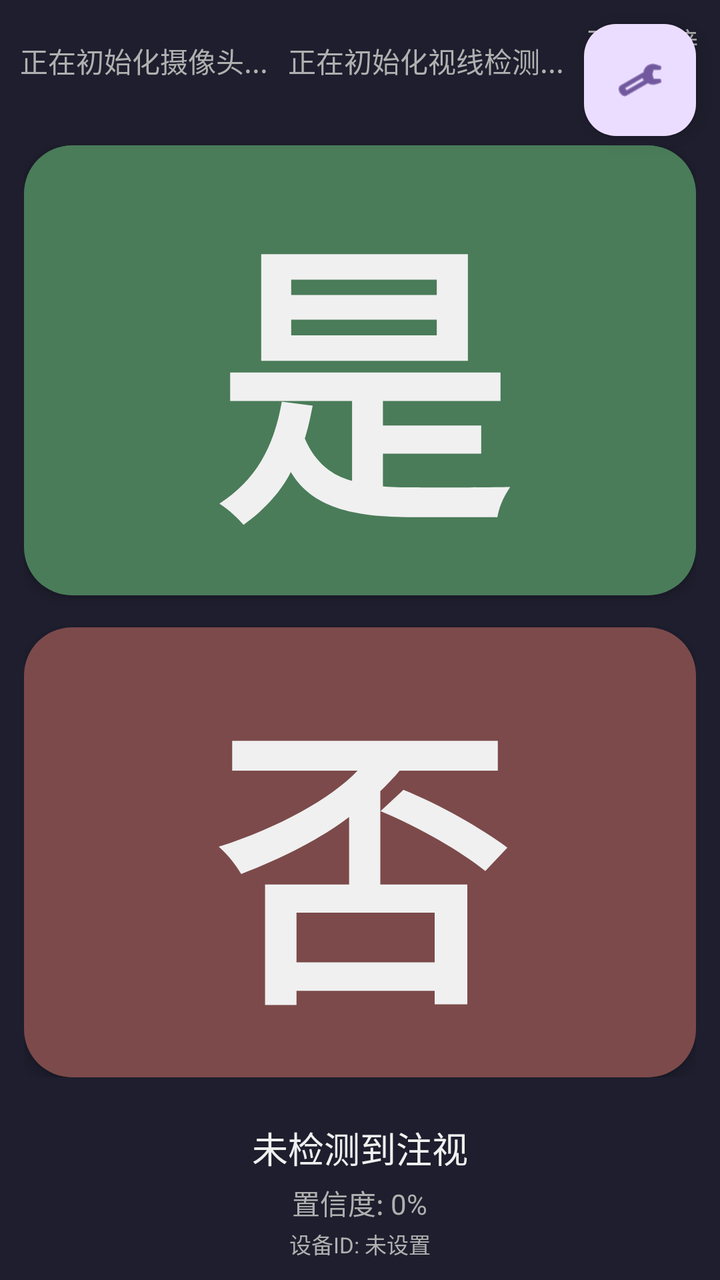
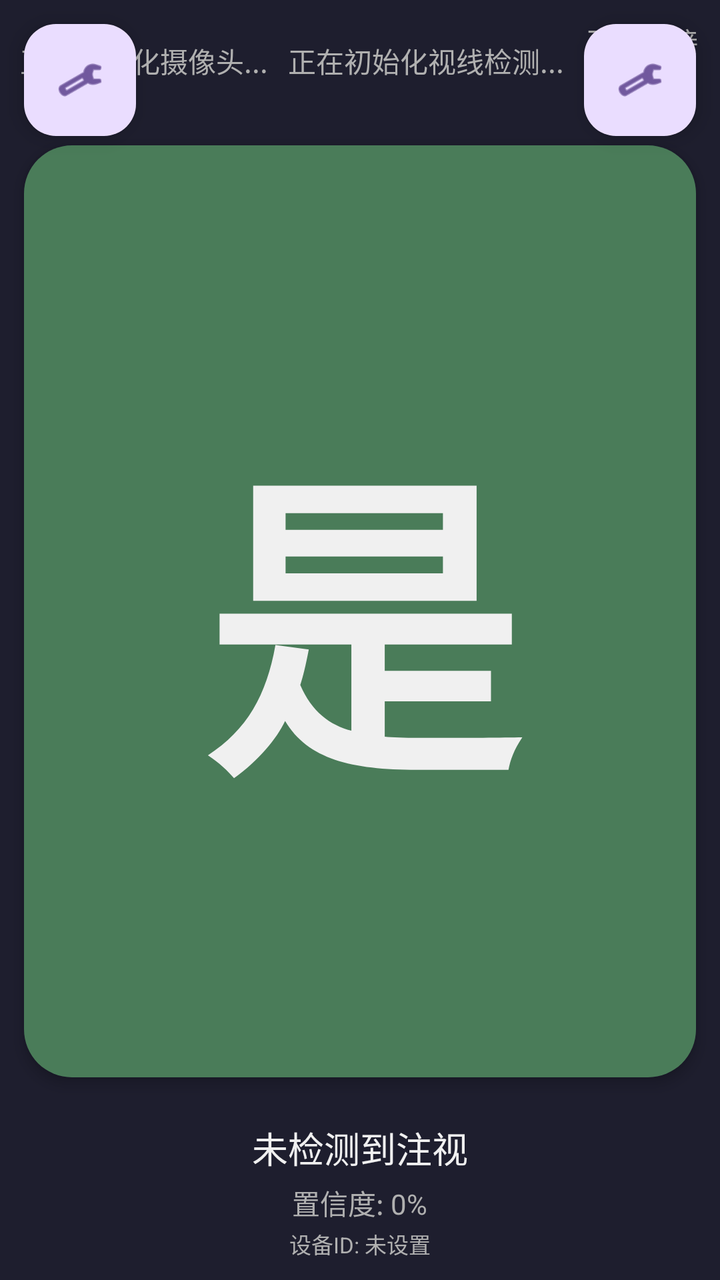

The first picture is an Android layout as it rendered before a commit; the second is the same layout after the commit. The layout source and the unified diff follow.
<!-- AndroidManifest.xml: activity theme Theme.GazeInteractionApp.NoActionBar -->
<!-- res/layout/activity_main.xml -->
<?xml version="1.0" encoding="utf-8"?>
<androidx.constraintlayout.widget.ConstraintLayout xmlns:android="http://schemas.android.com/apk/res/android"
    xmlns:app="http://schemas.android.com/apk/res-auto"
    xmlns:tools="http://schemas.android.com/tools"
    android:layout_width="match_parent"
    android:layout_height="match_parent"
    android:background="@color/background_dark"
    tools:context=".MainActivity">

    
    <LinearLayout
        android:id="@+id/statusLayout"
        android:layout_width="match_parent"
        android:layout_height="wrap_content"
        android:orientation="horizontal"
        android:padding="10dp"
        android:gravity="center"
        app:layout_constraintTop_toTopOf="parent"
        app:layout_constraintStart_toStartOf="parent"
        app:layout_constraintEnd_toEndOf="parent">

        <TextView
            android:id="@+id/cameraStatus"
            style="@style/StatusTextStyle"
            android:text="@string/initializing_camera"
            android:layout_marginEnd="10dp" />

        <TextView
            android:id="@+id/mediapipeStatus"
            style="@style/StatusTextStyle"
            android:text="@string/initializing_mediapipe"
            android:layout_marginEnd="10dp" />

        <TextView
            android:id="@+id/mqttStatus"
            style="@style/StatusTextStyle"
            android:text="@string/connecting_mqtt" />
    </LinearLayout>

    
    <LinearLayout
        android:id="@+id/bottomInfo"
        android:layout_width="match_parent"
        android:layout_height="wrap_content"
        android:orientation="vertical"
        android:padding="10dp"
        android:gravity="center"
        app:layout_constraintBottom_toBottomOf="parent"
        app:layout_constraintStart_toStartOf="parent"
        app:layout_constraintEnd_toEndOf="parent">

        <TextView
            android:id="@+id/gazeStatus"
            style="@style/StatusTextStyle"
            android:text="@string/no_gaze_detected"
            android:textSize="18sp"
            android:textColor="@color/text_primary"
            android:layout_marginBottom="4dp" />

        <TextView
            android:id="@+id/confidenceText"
            style="@style/StatusTextStyle"
            android:text="置信度: 0%"
            android:textSize="14sp"
            android:layout_marginBottom="2dp" />

        <TextView
            android:id="@+id/deviceIdText"
            style="@style/StatusTextStyle"
            android:text="设备ID: 未设置"
            android:textSize="11sp" />
    </LinearLayout>

    
    <LinearLayout
        android:id="@+id/buttonContainer"
        android:layout_width="match_parent"
        android:layout_height="0dp"
        android:orientation="vertical"
        android:padding="12dp"
        app:layout_constraintTop_toBottomOf="@id/statusLayout"
        app:layout_constraintBottom_toTopOf="@id/bottomInfo">

        <TextView
            android:id="@+id/yesButton"
            style="@style/LargeButtonStyle"
            android:layout_width="match_parent"
            android:layout_height="0dp"
            android:layout_weight="1"
            android:layout_marginBottom="8dp"
            android:text="@string/yes_button"
            android:background="@drawable/btn_yes_normal" />

        <TextView
            android:id="@+id/noButton"
            style="@style/LargeButtonStyle"
            android:layout_width="match_parent"
            android:layout_height="0dp"
            android:layout_weight="1"
            android:layout_marginTop="8dp"
            android:text="@string/no_button"
            android:background="@drawable/btn_no_normal" />
    </LinearLayout>

    
    <com.google.android.material.floatingactionbutton.FloatingActionButton
        android:id="@+id/settingsButton"
        android:layout_width="wrap_content"
        android:layout_height="wrap_content"
        android:layout_margin="12dp"
        android:src="@android:drawable/ic_menu_preferences"
        app:layout_constraintTop_toTopOf="parent"
        app:layout_constraintEnd_toEndOf="parent" />

    
    <include layout="@layout/debug_panel" />

</androidx.constraintlayout.widget.ConstraintLayout>
<!-- res/layout/debug_panel.xml (included above) -->
<?xml version="1.0" encoding="utf-8"?>
<FrameLayout xmlns:android="http://schemas.android.com/apk/res/android"
    xmlns:app="http://schemas.android.com/apk/res-auto"
    android:id="@+id/debugPanel"
    android:layout_width="160dp"
    android:layout_height="120dp"
    android:visibility="gone"
    android:layout_margin="12dp"
    app:layout_constraintTop_toBottomOf="@id/statusLayout"
    app:layout_constraintStart_toStartOf="parent">

    <SurfaceView
        android:id="@+id/debugSurfaceView"
        android:layout_width="match_parent"
        android:layout_height="match_parent" />

    <com.gazeinteraction.debug.FaceMeshOverlayView
        android:id="@+id/faceMeshOverlay"
        android:layout_width="match_parent"
        android:layout_height="match_parent" />
</FrameLayout>
<!-- resources referenced by this layout -->
<resources>
  <color name="background_dark">#FF1E1E2E</color>
  <color name="text_primary">#FFF0F0F0</color>
  <!-- drawable btn_no_normal (drawable) -->
  <?xml version="1.0" encoding="utf-8"?>
  <shape xmlns:android="http://schemas.android.com/apk/res/android"
      android:shape="rectangle">
      <solid android:color="@color/no_button_normal" />
      <corners android:radius="24dp" />
  </shape>
  <!-- drawable btn_yes_normal (drawable) -->
  <?xml version="1.0" encoding="utf-8"?>
  <shape xmlns:android="http://schemas.android.com/apk/res/android"
      android:shape="rectangle">
      <solid android:color="@color/yes_button_normal" />
      <corners android:radius="24dp" />
  </shape>
  <string name="connecting_mqtt">正在连接网络...</string>
  <string name="initializing_camera">正在初始化摄像头...</string>
  <string name="initializing_mediapipe">正在初始化视线检测...</string>
  <string name="no_button">否</string>
  <string name="no_gaze_detected">未检测到注视</string>
  <string name="yes_button">是</string>
  <style name="LargeButtonStyle">
          <item name="android:layout_width">0dp</item>
          <item name="android:layout_height">0dp</item>
          <item name="android:textSize">96sp</item>
          <item name="android:autoSizeTextType">uniform</item>
          <item name="android:autoSizeMinTextSize">48sp</item>
          <item name="android:autoSizeMaxTextSize">160sp</item>
          <item name="android:autoSizeStepGranularity">2sp</item>
          <item name="android:textStyle">bold</item>
          <item name="android:textColor">@color/text_on_primary</item>
          <item name="android:gravity">center</item>
          <item name="android:clickable">true</item>
          <item name="android:focusable">true</item>
          <item name="android:padding">4dp</item>
          <item name="android:elevation">4dp</item>
      </style>
  <style name="StatusTextStyle">
          <item name="android:layout_width">wrap_content</item>
          <item name="android:layout_height">wrap_content</item>
          <item name="android:textSize">14sp</item>
          <item name="android:textColor">@color/text_secondary</item>
          <item name="android:gravity">center</item>
      </style>
  <style name="Theme.GazeInteractionApp.NoActionBar">
          <item name="windowActionBar">false</item>
          <item name="windowNoTitle">true</item>
          <item name="android:windowFullscreen">true</item>
      </style>
  <color name="no_button_normal">#FF7C4A4A</color>
  <color name="yes_button_normal">#FF4A7C59</color>
  <color name="text_on_primary">#FFF0F0F0</color>
  <color name="text_secondary">#FFB0B0B0</color>
</resources>

<!-- the commit's change to res/layout/activity_main.xml (unified diff, before → after) -->
@@ -72,35 +72,28 @@
     </LinearLayout>
 
     
-    <LinearLayout
-        android:id="@+id/buttonContainer"
+    <TextView
+        android:id="@+id/mainButton"
+        style="@style/LargeButtonStyle"
         android:layout_width="match_parent"
         android:layout_height="0dp"
-        android:orientation="vertical"
-        android:padding="12dp"
+        android:layout_margin="12dp"
+        android:text="是"
+        android:background="@drawable/btn_yes_normal"
         app:layout_constraintTop_toBottomOf="@id/statusLayout"
-        app:layout_constraintBottom_toTopOf="@id/bottomInfo">
+        app:layout_constraintBottom_toTopOf="@id/bottomInfo"
+        app:layout_constraintStart_toStartOf="parent"
+        app:layout_constraintEnd_toEndOf="parent" />
 
-        <TextView
-            android:id="@+id/yesButton"
-            style="@style/LargeButtonStyle"
-            android:layout_width="match_parent"
-            android:layout_height="0dp"
-            android:layout_weight="1"
-            android:layout_marginBottom="8dp"
-            android:text="@string/yes_button"
-            android:background="@drawable/btn_yes_normal" />
-
-        <TextView
-            android:id="@+id/noButton"
-            style="@style/LargeButtonStyle"
-            android:layout_width="match_parent"
-            android:layout_height="0dp"
-            android:layout_weight="1"
-            android:layout_marginTop="8dp"
-            android:text="@string/no_button"
-            android:background="@drawable/btn_no_normal" />
-    </LinearLayout>
+    
+    <com.google.android.material.floatingactionbutton.FloatingActionButton
+        android:id="@+id/roleButton"
+        android:layout_width="wrap_content"
+        android:layout_height="wrap_content"
+        android:layout_margin="12dp"
+        android:src="@android:drawable/ic_menu_manage"
+        app:layout_constraintTop_toTopOf="parent"
+        app:layout_constraintStart_toStartOf="parent" />
 
     
     <com.google.android.material.floatingactionbutton.FloatingActionButton
@@ -114,7 +107,6 @@
 
     
     <include layout="@layout/debug_panel" />
-
 </androidx.constraintlayout.widget.ConstraintLayout>
 <!-- res/layout/debug_panel.xml (included above) -->
 <?xml version="1.0" encoding="utf-8"?>
<!-- resource entries referenced after the edit -->
@@ -2,13 +2,6 @@
 <resources>
   <color name="background_dark">#FF1E1E2E</color>
   <color name="text_primary">#FFF0F0F0</color>
-  <!-- drawable btn_no_normal (drawable) -->
-  <?xml version="1.0" encoding="utf-8"?>
-  <shape xmlns:android="http://schemas.android.com/apk/res/android"
-      android:shape="rectangle">
-      <solid android:color="@color/no_button_normal" />
-      <corners android:radius="24dp" />
-  </shape>
   <!-- drawable btn_yes_normal (drawable) -->
   <?xml version="1.0" encoding="utf-8"?>
   <shape xmlns:android="http://schemas.android.com/apk/res/android"
@@ -19,9 +12,7 @@
   <string name="connecting_mqtt">正在连接网络...</string>
   <string name="initializing_camera">正在初始化摄像头...</string>
   <string name="initializing_mediapipe">正在初始化视线检测...</string>
-  <string name="no_button">否</string>
   <string name="no_gaze_detected">未检测到注视</string>
-  <string name="yes_button">是</string>
   <style name="LargeButtonStyle">
           <item name="android:layout_width">0dp</item>
           <item name="android:layout_height">0dp</item>
@@ -50,7 +41,6 @@
           <item name="windowNoTitle">true</item>
           <item name="android:windowFullscreen">true</item>
       </style>
-  <color name="no_button_normal">#FF7C4A4A</color>
   <color name="yes_button_normal">#FF4A7C59</color>
   <color name="text_on_primary">#FFF0F0F0</color>
   <color name="text_secondary">#FFB0B0B0</color>
